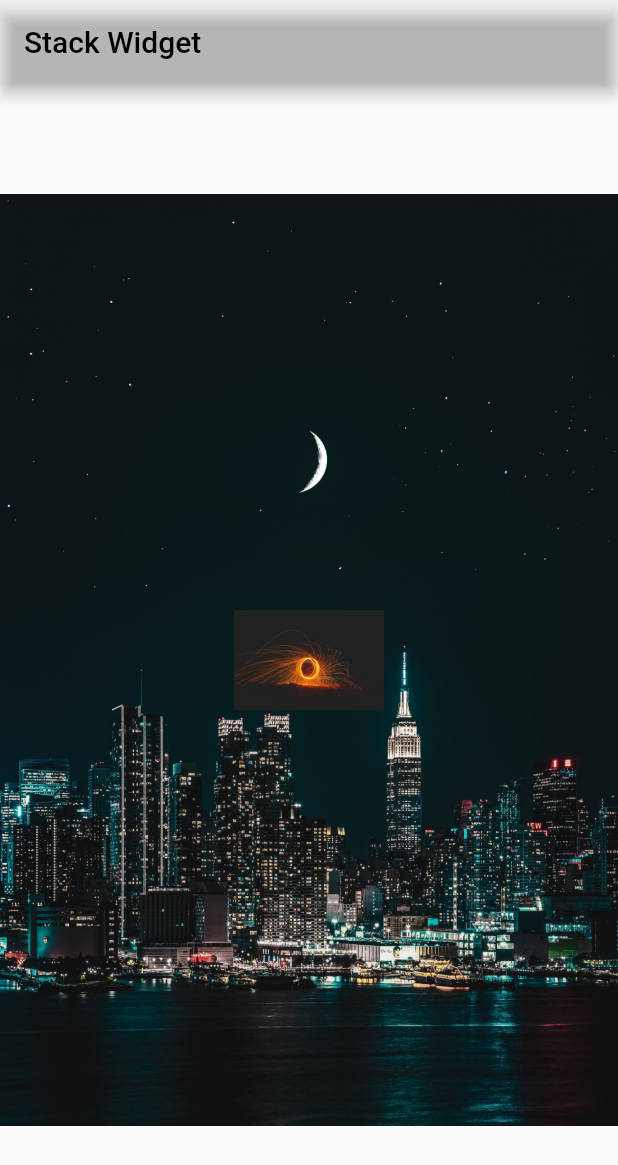
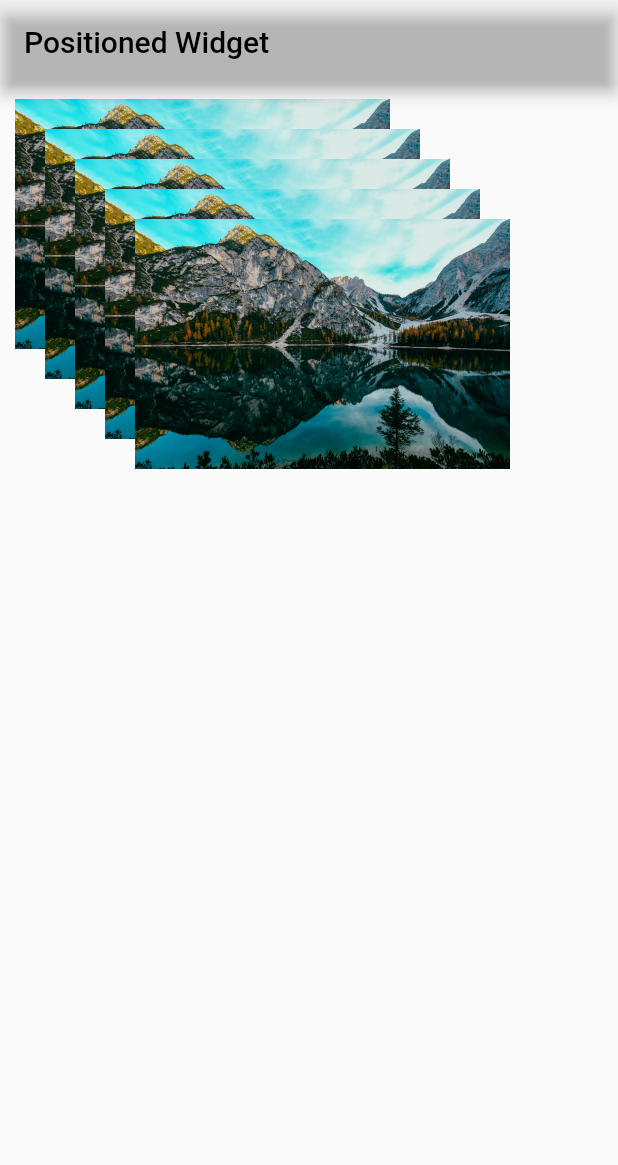
Before and after one commit to Darwin-willware/firstapp, a Flutter app: the screen it shows after launch, on a phone screen of 412 x 824 dp. Shown: the top 1165 px of the screen. Run offline on Flutter 3.47's test engine with Material 2 defaults, Android fonts, the phone set to English and light mode, and no system bars; our stand-ins replace chewie, file_picker, image_picker, permission_handler, video_player; missing offline and left inert: appinio_video_player.

Commit message:
positioned widget

```diff
--- a/lib/flutt_learner/tutor.dart
+++ b/lib/flutt_learner/tutor.dart
@@ -32,7 +32,7 @@ class _learnToBuildState extends State<learnToBuild> {
     ];
     return Scaffold(
       appBar: AppBar(title: Text(
-        "Stack Widget",
+        "Positioned Widget",
         style: TextStyle(
           color: Colors.black,
         ),
@@ -43,15 +43,41 @@ class _learnToBuildState extends State<learnToBuild> {
       body:Center(
         child: Stack(
           children: [
-            Center(
-              child: Image.asset("assets/images/fourimg.jpg"),
-            ),
-            Center(
-              child: Image.asset(
-                'assets/images/oneimg.jpg',
-                width: 100,
-              ),
-            )
+           Positioned(
+            left: 10,
+            top: 10,
+            child:
+           Image.asset("assets/images/fiveimg.jpg",
+           width: 250,)
+           ),
+           Positioned(
+            left: 30,
+            top: 30,
+            child:
+           Image.asset("assets/images/fiveimg.jpg",
+           width: 250,)
+           ),
+           Positioned(
+            left: 50,
+            top: 50,
+            child:
+           Image.asset("assets/images/fiveimg.jpg",
+           width: 250,)
+           ),
+           Positioned(
+            left: 70,
+            top: 70,
+            child:
+           Image.asset("assets/images/fiveimg.jpg",
+           width: 250,)
+           ),
+           Positioned(
+            left: 90,
+            top: 90,
+            child:
+           Image.asset("assets/images/fiveimg.jpg",
+           width: 250,)
+           ),
           ],
         ),
       )
```
